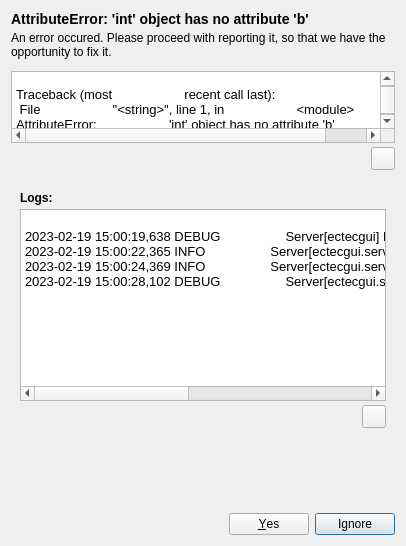
real-yfprojects/ectec, file python/ectec-gui/res/error.ui: the form before one commit.
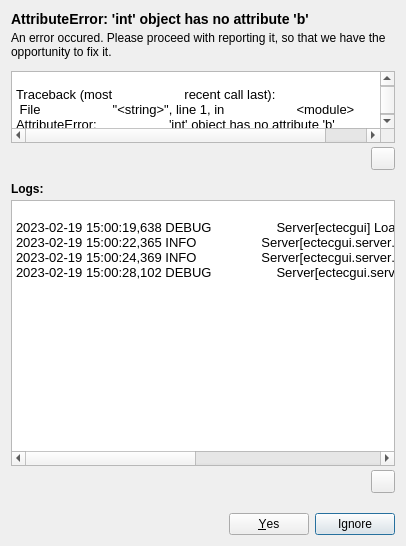
The form after the commit. Icons and pictures are not drawn.

Commit message:
Implement `LogProvider` and implement corresponding logic in `ErrorView`.
* res/error.ui : Update
* src/reporter/ui_error.py : Autogenerate

* src/reporter/__init__.py : Empty but needed.

* src/reporter/logprovider.py : Implement `AbstractLogProvider` and `DictionaryLogProvider`.

* src/reporter/errorview.py : Add log provider logic. Add docstrings.

```diff
--- a/python/ectec-gui/res/error.ui
+++ b/python/ectec-gui/res/error.ui
@@ -13,7 +13,7 @@
   <property name="windowTitle">
    <string>Form</string>
   </property>
-  <layout class="QVBoxLayout" name="verticalLayout_2" stretch="0,0,0,0,0">
+  <layout class="QVBoxLayout" name="verticalLayout_2" stretch="0,0,1,0,0">
    <property name="spacing">
     <number>12</number>
    </property>
@@ -126,6 +126,18 @@
       <property name="spacing">
        <number>4</number>
       </property>
+      <property name="leftMargin">
+       <number>0</number>
+      </property>
+      <property name="topMargin">
+       <number>0</number>
+      </property>
+      <property name="rightMargin">
+       <number>0</number>
+      </property>
+      <property name="bottomMargin">
+       <number>0</number>
+      </property>
       <item>
        <widget class="QLabel" name="lLogs">
         <property name="text">
```
Left out of the diff: 9 changed lines with no effect on the pictures. The commit also changes 4 other files.
